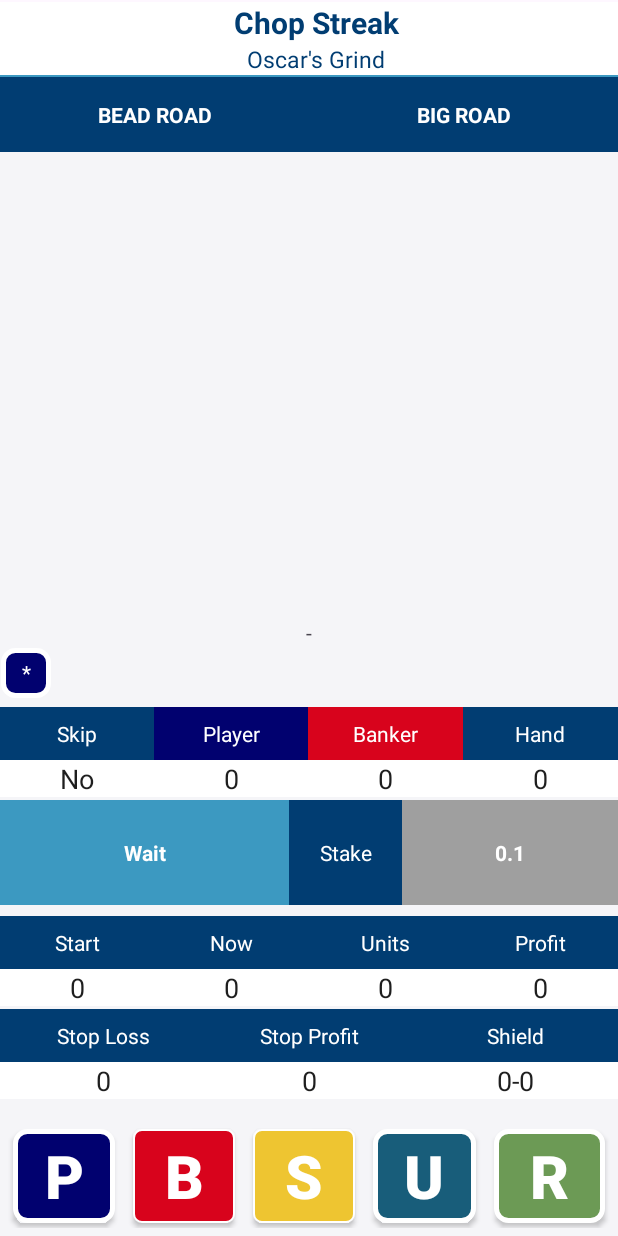
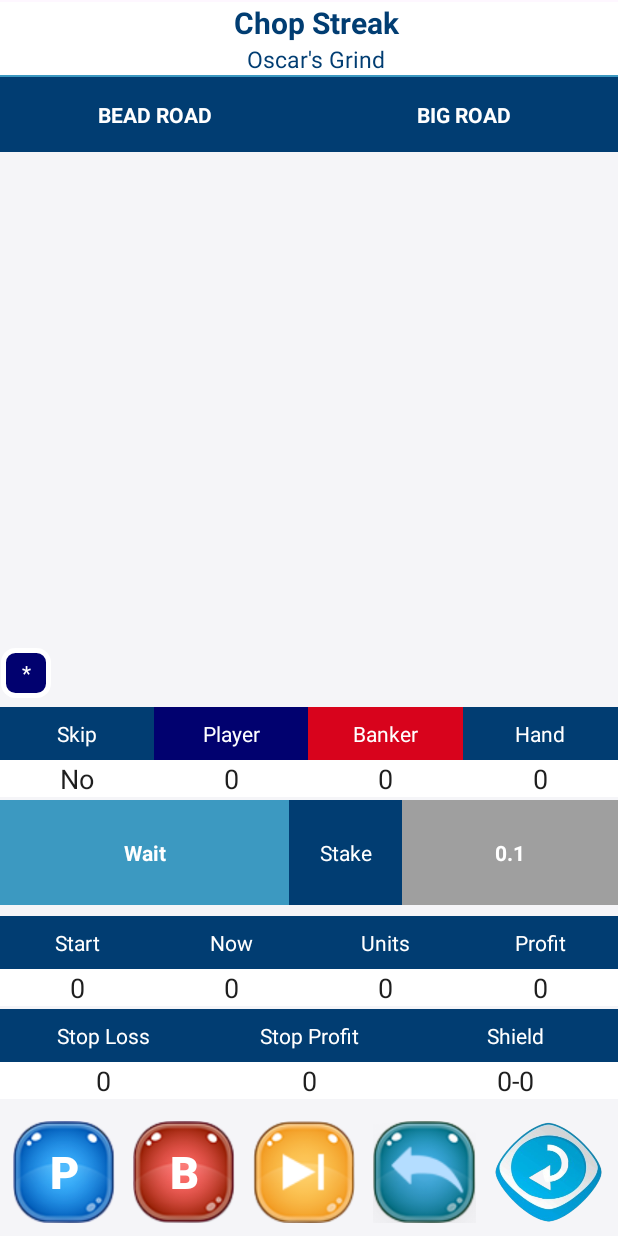
Before and after one commit to MarkAguirre26/MyBuddyMakeMoney, an Android app: the screen it shows after launch (MainActivity), on a phone screen of 412 x 824 dp. Run offline under Robolectric (Android 15) with nearby library versions, the light colour scheme and no system bars; 6 statements that could not run were skipped.

Commit message:
clean the codes

```diff
--- a/app/src/main/java/com/virtual/software/mybuddymakemoney/MainActivity.java
+++ b/app/src/main/java/com/virtual/software/mybuddymakemoney/MainActivity.java
@@ -46,8 +46,6 @@ public class MainActivity extends AppCompatActivity implements FragmentMain.Upda
         setContentView(R.layout.activity_main);
 
 
-
-
         viewPager = findViewById(R.id.viewPager);
 
         txtStrategyName = findViewById(R.id.txtStrategyName);
@@ -85,6 +83,7 @@ public class MainActivity extends AppCompatActivity implements FragmentMain.Upda
         });
 
     }
+
     @Override
     protected void onDestroy() {
         super.onDestroy();
@@ -267,10 +266,16 @@ public class MainActivity extends AppCompatActivity implements FragmentMain.Upda
 
 
                 String selectedFragmentName = pagerAdapter.getPageTitle(position).toString();
-                if (selectedFragmentName.equals("FragmentBrains")) {
+
+                switch (selectedFragmentName) {
+                    case "FragmentBrains":
                         txtStrategyName.setText("Brains");
                         txtMoneyManagementName.setText("Select your strategy");
-                } else if (selectedFragmentName.equals("FragmentMain")) {
+
+
+                        break;
+                    case "FragmentMain":
+
                         txtStrategyName.setText(getBrainName());
                         txtMoneyManagementName.setText(getMoneyManagementName());
 
@@ -284,13 +289,19 @@ public class MainActivity extends AppCompatActivity implements FragmentMain.Upda
                         onUpdateShield(ShieldLoss, ShieldWin);
                         onUpdateStopProfit(stopProfit);
                         onUpdateStopLoss(stopLoss);
+                        onResetAll();
 
-                } else if (selectedFragmentName.equals("FragmentSetting")) {
+
+                        break;
+                    case "FragmentSetting":
                         txtStrategyName.setText("Money Management");
                         txtMoneyManagementName.setText("Modify your preferred setup");
+                        break;
+                    default:
+                        // Handle any other cases here
+                        break;
+                }
 
-
-                }
             }
 
             @Override
@@ -335,5 +346,10 @@ public class MainActivity extends AppCompatActivity implements FragmentMain.Upda
         }
     }
 
+    @Override
+    public void onResetAll() {
 
     }
+
+
+}
--- /dev/null
+++ b/app/src/main/res/drawable/banker_button_background.xml
@@ -0,0 +1,8 @@
+<?xml version="1.0" encoding="UTF-8"?>
+<selector
+    xmlns:android="http://schemas.android.com/apk/res/android">
+    <item android:state_focused="true" android:state_pressed="false" android:drawable="@drawable/banker_pressed" />
+    <item android:state_focused="true" android:state_pressed="true" android:drawable="@drawable/banker_pressed" />
+    <item android:state_focused="false" android:state_pressed="true" android:drawable="@drawable/banker_pressed"/>
+    <item android:drawable="@drawable/banker_normal" />
+</selector>
--- /dev/null
+++ b/app/src/main/res/drawable/player_button_background.xml
@@ -0,0 +1,8 @@
+<?xml version="1.0" encoding="UTF-8"?>
+<selector
+    xmlns:android="http://schemas.android.com/apk/res/android">
+    <item android:state_focused="true" android:state_pressed="false" android:drawable="@drawable/player_pressed" />
+    <item android:state_focused="true" android:state_pressed="true" android:drawable="@drawable/player_pressed" />
+    <item android:state_focused="false" android:state_pressed="true" android:drawable="@drawable/player_pressed"/>
+    <item android:drawable="@drawable/player_normal" />
+</selector>
--- /dev/null
+++ b/app/src/main/res/drawable/reset_button_background.xml
@@ -0,0 +1,8 @@
+<?xml version="1.0" encoding="UTF-8"?>
+<selector
+    xmlns:android="http://schemas.android.com/apk/res/android">
+    <item android:state_focused="true" android:state_pressed="false" android:drawable="@drawable/reset_blue_icon_pressed" />
+    <item android:state_focused="true" android:state_pressed="true" android:drawable="@drawable/reset_blue_icon_pressed" />
+    <item android:state_focused="false" android:state_pressed="true" android:drawable="@drawable/reset_blue_icon_pressed"/>
+    <item android:drawable="@drawable/reset_blue_icon" />
+</selector>
--- /dev/null
+++ b/app/src/main/res/drawable/skip_button_background.xml
@@ -0,0 +1,7 @@
+<?xml version="1.0" encoding="UTF-8"?>
+<selector xmlns:android="http://schemas.android.com/apk/res/android">
+    <item android:drawable="@drawable/skip_pressed" android:state_focused="true" android:state_pressed="false" />
+    <item android:drawable="@drawable/skip_pressed" android:state_focused="true" android:state_pressed="true" />
+    <item android:drawable="@drawable/skip_pressed" android:state_focused="false" android:state_pressed="true" />
+    <item android:drawable="@drawable/skip_normal" />
+</selector>
--- /dev/null
+++ b/app/src/main/res/drawable/undo_button_background.xml
@@ -0,0 +1,8 @@
+<?xml version="1.0" encoding="UTF-8"?>
+<selector
+    xmlns:android="http://schemas.android.com/apk/res/android">
+    <item android:state_focused="true" android:state_pressed="false" android:drawable="@drawable/udo_pressed" />
+    <item android:state_focused="true" android:state_pressed="true" android:drawable="@drawable/udo_pressed" />
+    <item android:state_focused="false" android:state_pressed="true" android:drawable="@drawable/udo_pressed"/>
+    <item android:drawable="@drawable/udo_normal" />
+</selector>
--- a/app/src/main/res/layout/fragment_main.xml
+++ b/app/src/main/res/layout/fragment_main.xml
@@ -329,8 +329,8 @@
                             android:orientation="horizontal">
 
                         </LinearLayout>
-<!--                        <include-->
-<!--                            layout="@layout/star_blaze_layout"/>-->
+                        <!--                        <include-->
+                        <!--                            layout="@layout/star_blaze_layout"/>-->
 
                     </HorizontalScrollView>
 
@@ -606,7 +606,7 @@
     <LinearLayout
         android:id="@+id/buttonsPanel"
         android:layout_width="match_parent"
-        android:layout_height="80dp"
+        android:layout_height="85dp"
         android:layout_alignParentBottom="true"
         android:orientation="vertical"
         android:padding="5dp"
@@ -631,10 +631,10 @@
                     android:layout_width="match_parent"
                     android:layout_height="match_parent"
                     android:layout_margin="3dp"
-                    android:background="@drawable/button_player"
+                    android:background="@drawable/player_button_background"
                     android:text="P"
                     android:textColor="@color/white"
-                    android:textSize="40sp"
+                    android:textSize="30sp"
                     android:textStyle="bold" />
 
 
@@ -652,11 +652,11 @@
                     android:layout_width="match_parent"
                     android:layout_height="match_parent"
                     android:layout_margin="3dp"
-                    android:background="@drawable/button_banker"
+                    android:background="@drawable/banker_button_background"
                     android:onClick="btnBanker_Clicked"
                     android:text="B"
                     android:textColor="@color/white"
-                    android:textSize="40sp"
+                    android:textSize="30sp"
                     android:textStyle="bold" />
             </GridLayout>
 
@@ -672,9 +672,9 @@
                     android:layout_width="match_parent"
                     android:layout_height="match_parent"
                     android:layout_margin="3dp"
-                    android:background="@drawable/button_skip"
+                    android:background="@drawable/skip_button_background"
                     android:onClick="btnSkip_Clicked"
-                    android:text="S"
+                    android:text=""
                     android:textColor="@color/white"
                     android:textSize="40sp"
                     android:textStyle="bold" />
@@ -692,9 +692,9 @@
                     android:layout_width="match_parent"
                     android:layout_height="match_parent"
                     android:layout_margin="3dp"
-                    android:background="@drawable/button_undo"
+                    android:background="@drawable/undo_button_background"
                     android:onClick="btnUndo_Clicked"
-                    android:text="U"
+                    android:text=""
                     android:textColor="@color/white"
                     android:textSize="40sp"
                     android:textStyle="bold" />
@@ -711,9 +711,9 @@
                     android:layout_width="match_parent"
                     android:layout_height="match_parent"
                     android:layout_margin="3dp"
-                    android:background="@drawable/button_delete"
+                    android:background="@drawable/reset_button_background"
                     android:onClick="btnReset_Clicked"
-                    android:text="R"
+                    android:padding="4dp"
                     android:textColor="@color/white"
                     android:textSize="40sp"
                     android:textStyle="bold" />
```
Also changed, not shown: app/src/main/java/com/virtual/software/mybuddymakemoney/FragmentMain.java (+62 -53 lines), app/src/main/res/drawable/banker_normal.png (added), app/src/main/res/drawable/banker_pressed.png (added), app/src/main/res/drawable/player_normal.png (added), app/src/main/res/drawable/player_pressed.png (added), app/src/main/res/drawable/reset_blue_icon.png (added), app/src/main/res/drawable/skip_normal.png (added), app/src/main/res/drawable/skip_pressed.png (added), app/src/main/res/drawable/udo_normal.png (added), app/src/main/res/drawable/udo_pressed.png (added). Lines whose indentation alone changed are shown as unchanged.
